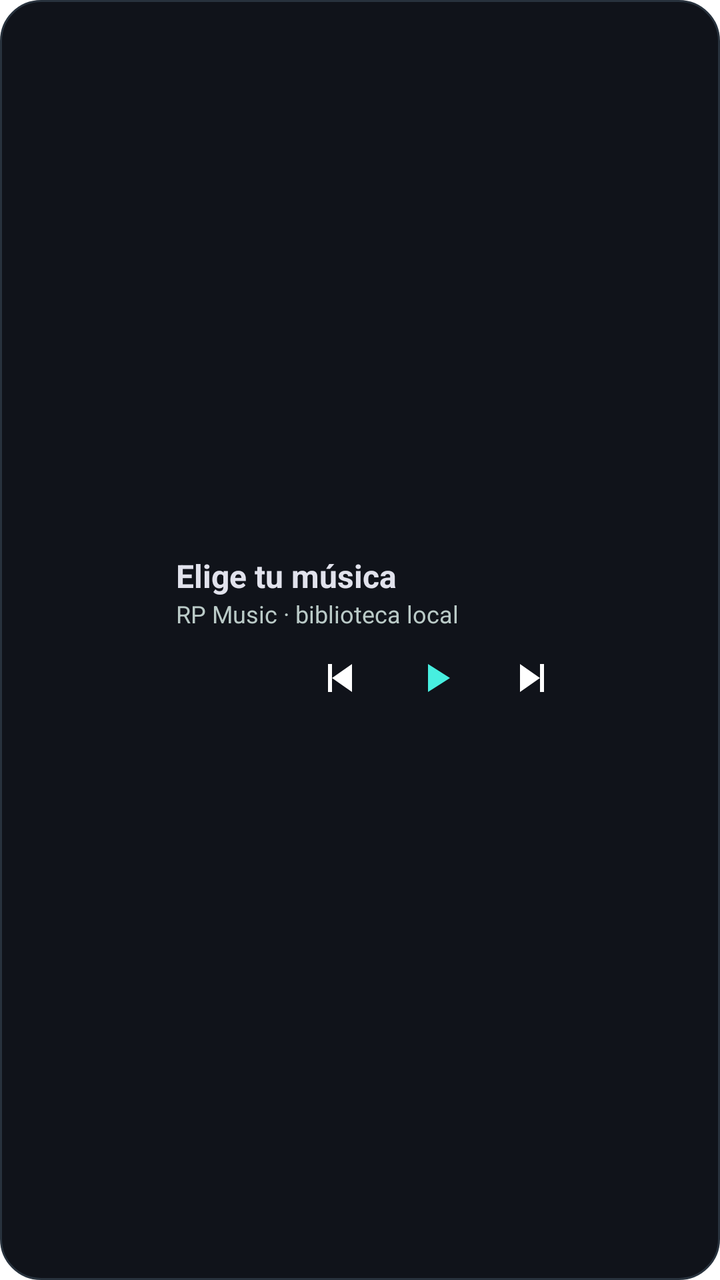
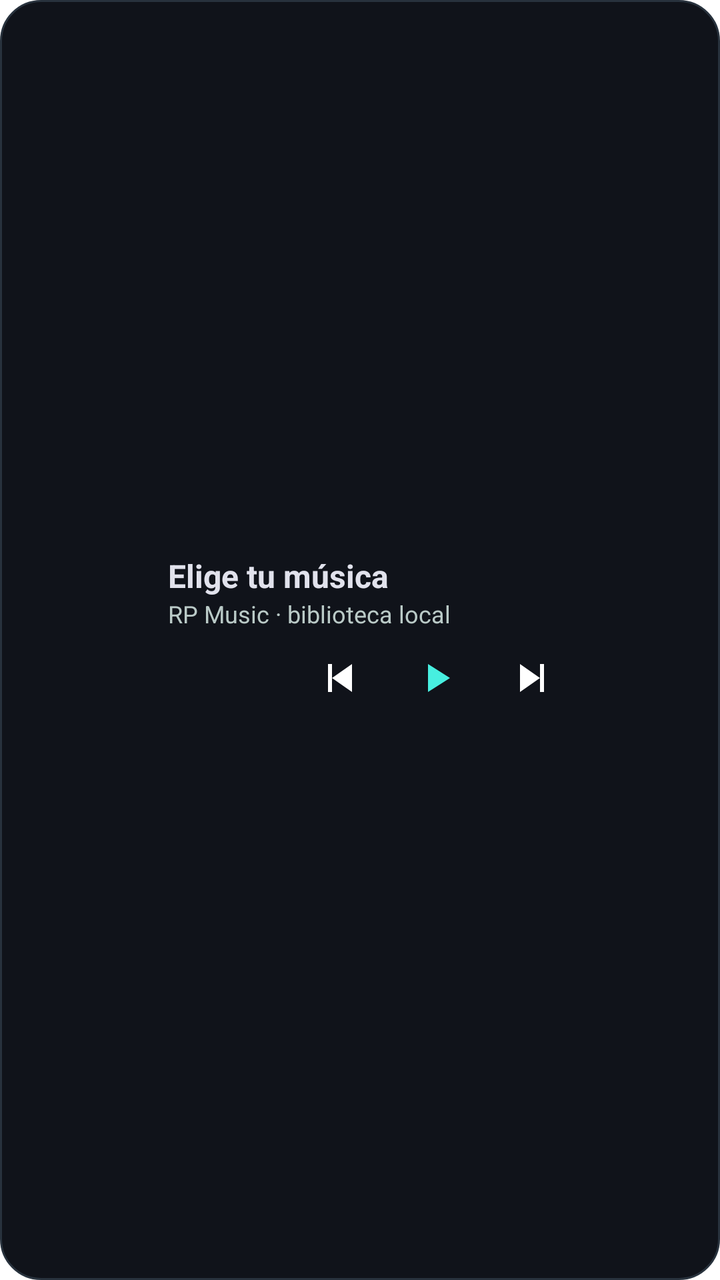

Compare the two renders of this Android layout. The source of the first and the diff that turns it into the second are given below.
<!-- AndroidManifest.xml: fallback theme Theme.MaterialComponents.DayNight.NoActionBar -->
<!-- res/layout/music_widget.xml -->
<LinearLayout xmlns:android="http://schemas.android.com/apk/res/android" android:layout_width="match_parent" android:layout_height="match_parent" android:orientation="horizontal" android:gravity="center_vertical" android:padding="12dp" android:background="@drawable/widget_background">
<ImageView android:id="@+id/widget_cover" android:layout_width="64dp" android:layout_height="64dp" android:src="@mipmap/ic_launcher" android:scaleType="centerCrop" android:contentDescription="Abrir RP Music"/>
<LinearLayout android:layout_width="0dp" android:layout_weight="1" android:layout_height="wrap_content" android:orientation="vertical" android:layout_marginStart="12dp">
<TextView android:id="@+id/widget_title" android:layout_width="match_parent" android:layout_height="wrap_content" android:text="Elige tu música" android:textColor="#E1E2EC" android:textSize="16sp" android:textStyle="bold" android:maxLines="1" android:ellipsize="end"/>
<TextView android:id="@+id/widget_artist" android:layout_width="match_parent" android:layout_height="wrap_content" android:text="RP Music · biblioteca local" android:textColor="#BACAC7" android:textSize="12sp" android:maxLines="1" android:ellipsize="end"/>
<LinearLayout android:layout_width="match_parent" android:layout_height="48dp" android:orientation="horizontal" android:gravity="center">
<ImageButton android:id="@+id/widget_previous" android:layout_width="48dp" android:layout_height="48dp" android:src="@drawable/rp_previous" android:background="@android:color/transparent" android:contentDescription="Anterior"/>
<ImageButton android:id="@+id/widget_toggle" android:layout_width="48dp" android:layout_height="48dp" android:src="@drawable/rp_play" android:tint="#47EFE0" android:background="@android:color/transparent" android:contentDescription="Reproducir"/>
<ImageButton android:id="@+id/widget_next" android:layout_width="48dp" android:layout_height="48dp" android:src="@drawable/rp_next" android:background="@android:color/transparent" android:contentDescription="Siguiente"/>
</LinearLayout></LinearLayout></LinearLayout>
<!-- resources referenced by this layout -->
<resources>
  <!-- drawable rp_next (drawable) -->
  <vector xmlns:android="http://schemas.android.com/apk/res/android" android:width="24dp" android:height="24dp" android:viewportWidth="24" android:viewportHeight="24"><path android:fillColor="#FFFFFFFF" android:pathData="M16,5 H18 V19 H16 Z M6,5 L16,12 L6,19 Z" /></vector>
  <!-- drawable rp_play (drawable) -->
  <vector xmlns:android="http://schemas.android.com/apk/res/android" android:width="24dp" android:height="24dp" android:viewportWidth="24" android:viewportHeight="24"><path android:fillColor="#FFFFFFFF" android:pathData="M8,5 L19,12 L8,19 Z" /></vector>
  <!-- drawable rp_previous (drawable) -->
  <vector xmlns:android="http://schemas.android.com/apk/res/android" android:width="24dp" android:height="24dp" android:viewportWidth="24" android:viewportHeight="24"><path android:fillColor="#FFFFFFFF" android:pathData="M6,5 H8 V19 H6 Z M18,5 L8,12 L18,19 Z" /></vector>
  <!-- drawable widget_background (drawable) -->
  <shape xmlns:android="http://schemas.android.com/apk/res/android"><solid android:color="#10131A"/><corners android:radius="20dp"/><stroke android:width="1dp" android:color="#28323D"/></shape>
  <!-- mipmap ic_launcher (mipmap-anydpi-v26) -->
  <?xml version="1.0" encoding="utf-8"?>
  <adaptive-icon xmlns:android="http://schemas.android.com/apk/res/android">
      <background android:drawable="@color/ic_launcher_background" />
      <foreground android:drawable="@drawable/ic_launcher_foreground" />
  </adaptive-icon>
  <color name="ic_launcher_background">#10131A</color>
  <!-- drawable ic_launcher_foreground: png bitmap (drawable-nodpi, 71083 bytes) -->
</resources>

<!-- the commit's change to res/layout/music_widget.xml (unified diff, before → after) -->
@@ -1,4 +1,4 @@
-<LinearLayout xmlns:android="http://schemas.android.com/apk/res/android" android:layout_width="match_parent" android:layout_height="match_parent" android:orientation="horizontal" android:gravity="center_vertical" android:padding="12dp" android:background="@drawable/widget_background">
+<LinearLayout xmlns:android="http://schemas.android.com/apk/res/android" android:layout_width="match_parent" android:layout_height="match_parent" android:orientation="horizontal" android:gravity="center_vertical" android:padding="8dp" android:background="@drawable/widget_background">
 <ImageView android:id="@+id/widget_cover" android:layout_width="64dp" android:layout_height="64dp" android:src="@mipmap/ic_launcher" android:scaleType="centerCrop" android:contentDescription="Abrir RP Music"/>
 <LinearLayout android:layout_width="0dp" android:layout_weight="1" android:layout_height="wrap_content" android:orientation="vertical" android:layout_marginStart="12dp">
 <TextView android:id="@+id/widget_title" android:layout_width="match_parent" android:layout_height="wrap_content" android:text="Elige tu música" android:textColor="#E1E2EC" android:textSize="16sp" android:textStyle="bold" android:maxLines="1" android:ellipsize="end"/>
